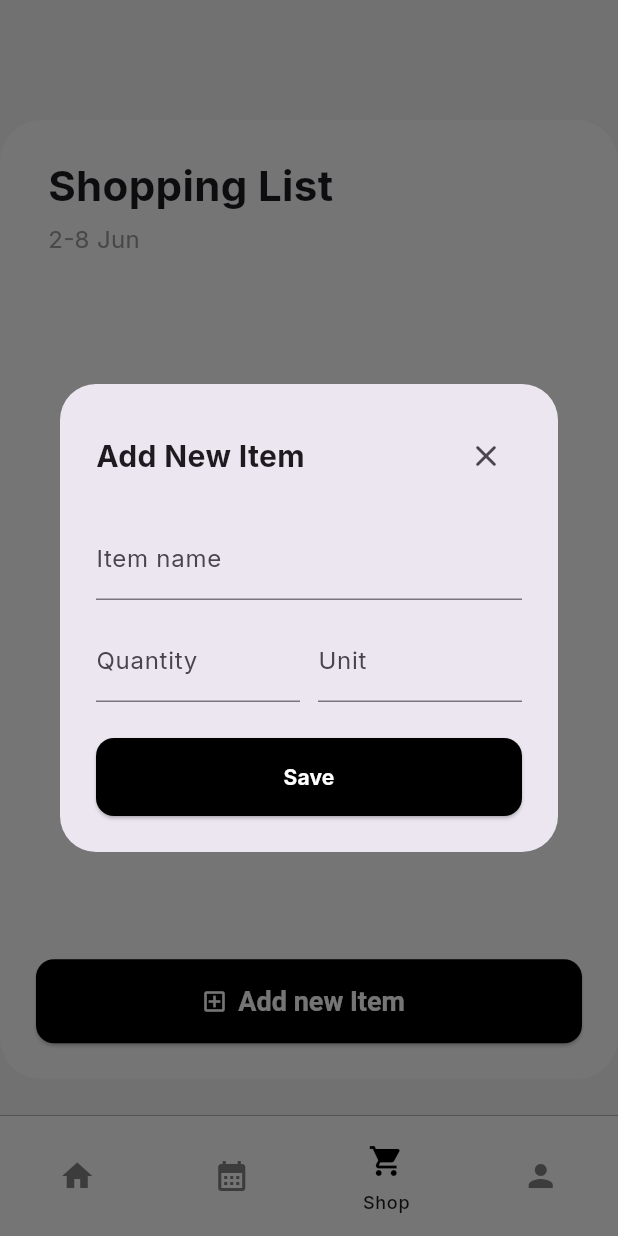
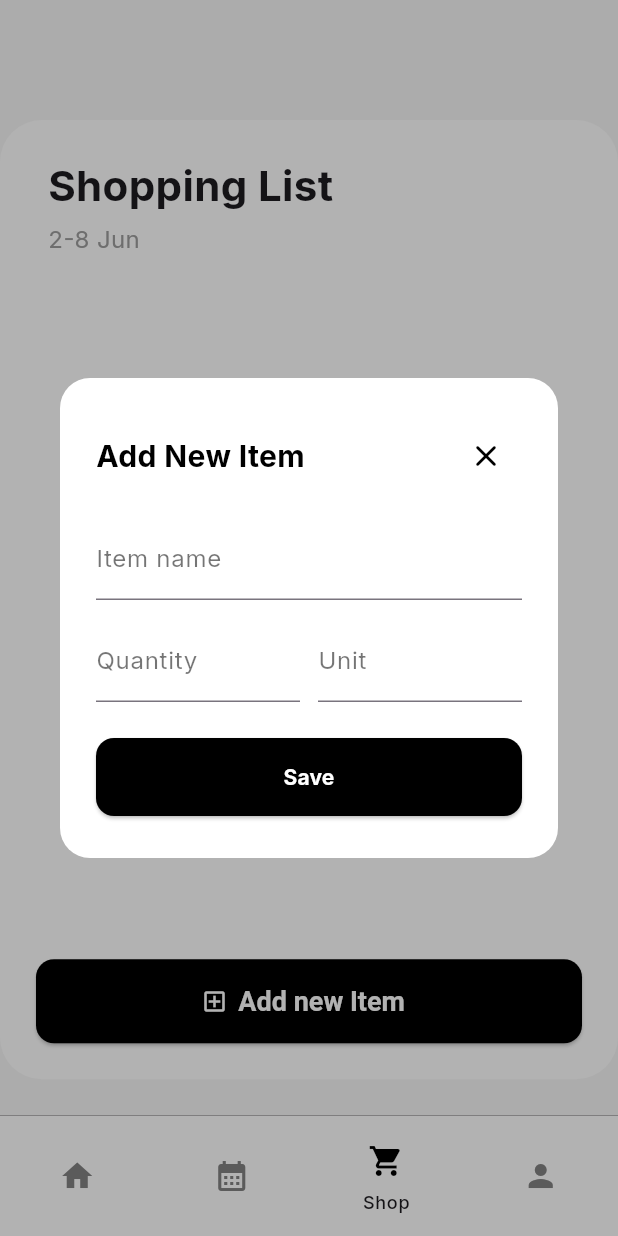
Before and after one commit to josep-cardona/BiteBudget, a Flutter app: the ShoppingListPage screen opened by its route, after a tap on "Add new Item", on a phone screen of 412 x 824 dp. Run offline on Flutter 3.47's test engine with Material 3 defaults, Android fonts, the phone set to English and light mode, and no system bars; our stand-ins replace cloud_firestore, file_picker, firebase_auth, firebase_core, flutter_svg, go_router and 5 more; accounts and stored records are empty; network calls fail.

Commit message:
shopping list update + delete user

```diff
--- a/lib/pages/shopping_list_page.dart
+++ b/lib/pages/shopping_list_page.dart
@@ -1,11 +1,16 @@
 import 'package:flutter/material.dart';
 import 'package:firebase_auth/firebase_auth.dart';
-import 'package:bitebudget/services/database_service.dart';
-import 'package:bitebudget/services/meal_plan_service.dart';
+import 'package:bitebudget/services/database_service_shopping_list.dart';
 import 'package:intl/intl.dart';
 
 class ShoppingListPage extends StatefulWidget {
   const ShoppingListPage({Key? key}) : super(key: key);
+
+  static Future<void> addIngredientsToShoppingList(String userId, List<List<String>> ingredients) async {
+    // Each ingredient: [name, amount, imageUrl]
+    final db = DatabaseServiceShoppingList();
+    await db.addIngredients(userId, ingredients);
+  }
 
   @override
   State<ShoppingListPage> createState() => _ShoppingListPageState();
@@ -18,40 +23,22 @@ class _ShoppingListPageState extends State<ShoppingListPage> {
   @override
   void initState() {
     super.initState();
-    _fetchShoppingList();
+    _loadShoppingList();
   }
 
-  Future<void> _fetchShoppingList() async {
+  Future<void> _loadShoppingList() async {
     setState(() => _loading = true);
     final user = FirebaseAuth.instance.currentUser;
     if (user == null) return;
-    final mealPlanService = DatabaseServiceMealPlan();
-    final recipeService = DatabaseService_Recipe();
-    final now = DateTime.now();
-    final monday = DateTime(now.year, now.month, now.day).subtract(Duration(days: now.weekday - 1));
-    final plan = await mealPlanService.getMealPlanForWeek(user.uid, monday);
-    if (plan == null) {
-      setState(() { _items = []; _loading = false; });
-      return;
-    }
-    final recipeNames = <String>{};
-    for (final day in plan.days) {
-      if (day.breakfast != null) recipeNames.add(day.breakfast!);
-      if (day.lunch != null) recipeNames.add(day.lunch!);
-      if (day.snack != null) recipeNames.add(day.snack!);
-      if (day.dinner != null) recipeNames.add(day.dinner!);
-    }
-    final recipeMap = await recipeService.getRecipesByNames(recipeNames.toList());
-    final ingredients = <String>{};
-    for (final recipe in recipeMap.values) {
-      for (final pair in recipe.ingredients) {
-        if (pair.isNotEmpty && pair[0].trim().isNotEmpty) {
-          ingredients.add(pair[0].trim());
-        }
-      }
-    }
+    final db = DatabaseServiceShoppingList();
+    final items = await db.getShoppingList(user.uid);
     setState(() {
-      _items = ingredients.toList().map((e) => _ShoppingItem(name: e)).toList();
+      _items = items.map((e) => _ShoppingItem(
+        name: e['name'] ?? '',
+        quantity: e['quantity'] ?? '',
+        unit: e['unit'] ?? '',
+        bought: e['bought'] ?? false,
+      )).toList();
       _loading = false;
     });
   }
@@ -60,12 +47,22 @@ class _ShoppingListPageState extends State<ShoppingListPage> {
     setState(() {
       item.bought = !item.bought;
     });
+    final user = FirebaseAuth.instance.currentUser;
+    if (user != null) {
+      final db = DatabaseServiceShoppingList();
+      db.updateItemBought(user.uid, item.name, item.bought);
+    }
   }
 
   void _removeItem(_ShoppingItem item) {
     setState(() {
       _items.remove(item);
     });
+    final user = FirebaseAuth.instance.currentUser;
+    if (user != null) {
+      final db = DatabaseServiceShoppingList();
+      db.removeItem(user.uid, item.name);
+    }
   }
 
   void _showAddItemDialog() {
@@ -74,10 +71,12 @@ class _ShoppingListPageState extends State<ShoppingListPage> {
     String unit = '';
     showDialog(
       context: context,
+      barrierColor: Colors.black.withOpacity(0.3),
       builder: (context) => Dialog(
-        shape: RoundedRectangleBorder(borderRadius: BorderRadius.circular(24)),
+        backgroundColor: Colors.white,
+        shape: RoundedRectangleBorder(borderRadius: BorderRadius.circular(20)),
         child: Padding(
-          padding: const EdgeInsets.all(24),
+          padding: const EdgeInsets.symmetric(horizontal: 24, vertical: 28),
           child: Column(
             mainAxisSize: MainAxisSize.min,
             crossAxisAlignment: CrossAxisAlignment.start,
@@ -85,16 +84,17 @@ class _ShoppingListPageState extends State<ShoppingListPage> {
               Row(
                 mainAxisAlignment: MainAxisAlignment.spaceBetween,
                 children: [
-                  const Text('Add New Item', style: TextStyle(fontWeight: FontWeight.bold, fontSize: 20)),
+                  const Text('Add New Item', style: TextStyle(fontWeight: FontWeight.bold, fontSize: 20, color: Colors.black)),
                   IconButton(
-                    icon: const Icon(Icons.close_rounded),
+                    icon: const Icon(Icons.close_rounded, color: Colors.black),
                     onPressed: () => Navigator.of(context).pop(),
                   ),
                 ],
               ),
               const SizedBox(height: 16),
               TextField(
-                decoration: const InputDecoration(labelText: 'Item name'),
+                decoration: const InputDecoration(labelText: 'Item name', labelStyle: TextStyle(color: Colors.black54)),
+                style: const TextStyle(color: Colors.black),
                 onChanged: (v) => name = v,
               ),
               const SizedBox(height: 12),
@@ -102,14 +102,16 @@ class _ShoppingListPageState extends State<ShoppingListPage> {
                 children: [
                   Expanded(
                     child: TextField(
-                      decoration: const InputDecoration(labelText: 'Quantity'),
+                      decoration: const InputDecoration(labelText: 'Quantity', labelStyle: TextStyle(color: Colors.black54)),
+                      style: const TextStyle(color: Colors.black),
                       onChanged: (v) => quantity = v,
                     ),
                   ),
                   const SizedBox(width: 12),
                   Expanded(
                     child: TextField(
-                      decoration: const InputDecoration(labelText: 'Unit'),
+                      decoration: const InputDecoration(labelText: 'Unit', labelStyle: TextStyle(color: Colors.black54)),
+                      style: const TextStyle(color: Colors.black),
                       onChanged: (v) => unit = v,
                     ),
                   ),
@@ -124,11 +126,16 @@ class _ShoppingListPageState extends State<ShoppingListPage> {
                     shape: RoundedRectangleBorder(borderRadius: BorderRadius.circular(12)),
                     padding: const EdgeInsets.symmetric(vertical: 16),
                   ),
-                  onPressed: () {
+                  onPressed: () async {
                     if (name.trim().isNotEmpty) {
                       setState(() {
                         _items.add(_ShoppingItem(name: name.trim(), quantity: quantity.trim(), unit: unit.trim()));
                       });
+                      final user = FirebaseAuth.instance.currentUser;
+                      if (user != null) {
+                        final db = DatabaseServiceShoppingList();
+                        await db.addItem(user.uid, name.trim(), quantity.trim(), unit.trim());
+                      }
                       Navigator.of(context).pop();
                     }
                   },
@@ -277,6 +284,6 @@ class _ShoppingItem {
   final String name;
   final String quantity;
   final String unit;
-  bool bought = false;
-  _ShoppingItem({required this.name, this.quantity = '', this.unit = ''});
+  bool bought;
+  _ShoppingItem({required this.name, this.quantity = '', this.unit = '', this.bought = false});
 }
```
Also changed, not shown: lib/pages/profile_page.dart (+76 -0 lines), lib/pages/recipe_page.dart (+32 -2 lines), lib/services/database_service_shopping_list.dart (added, +61 -0 lines).
